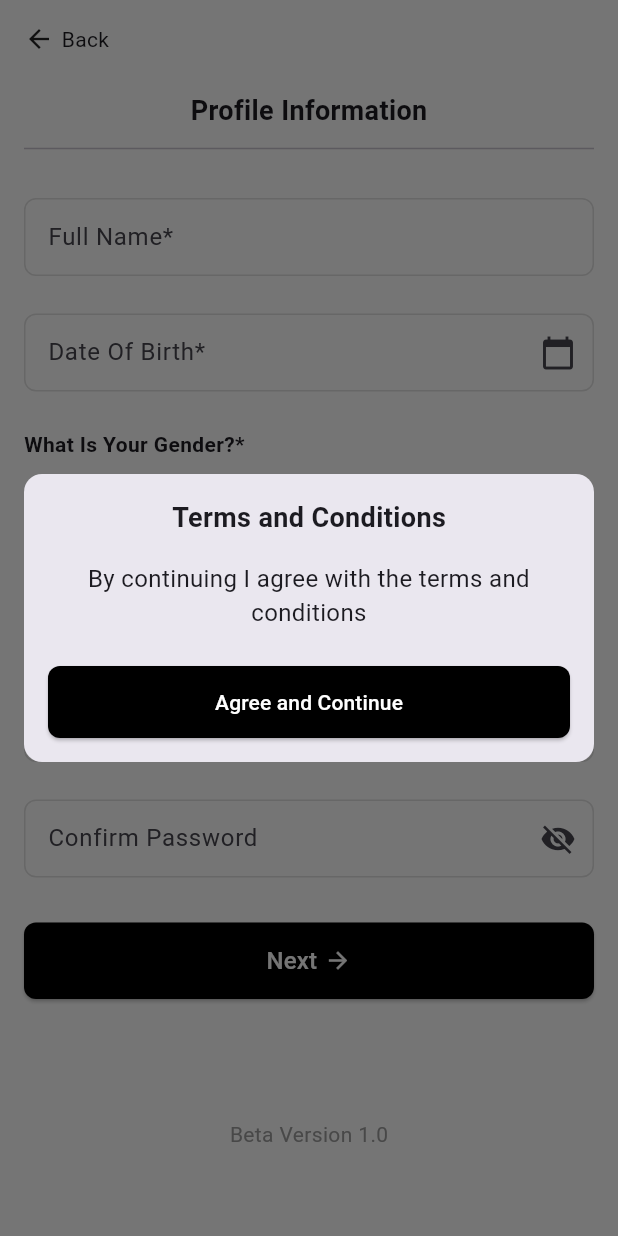
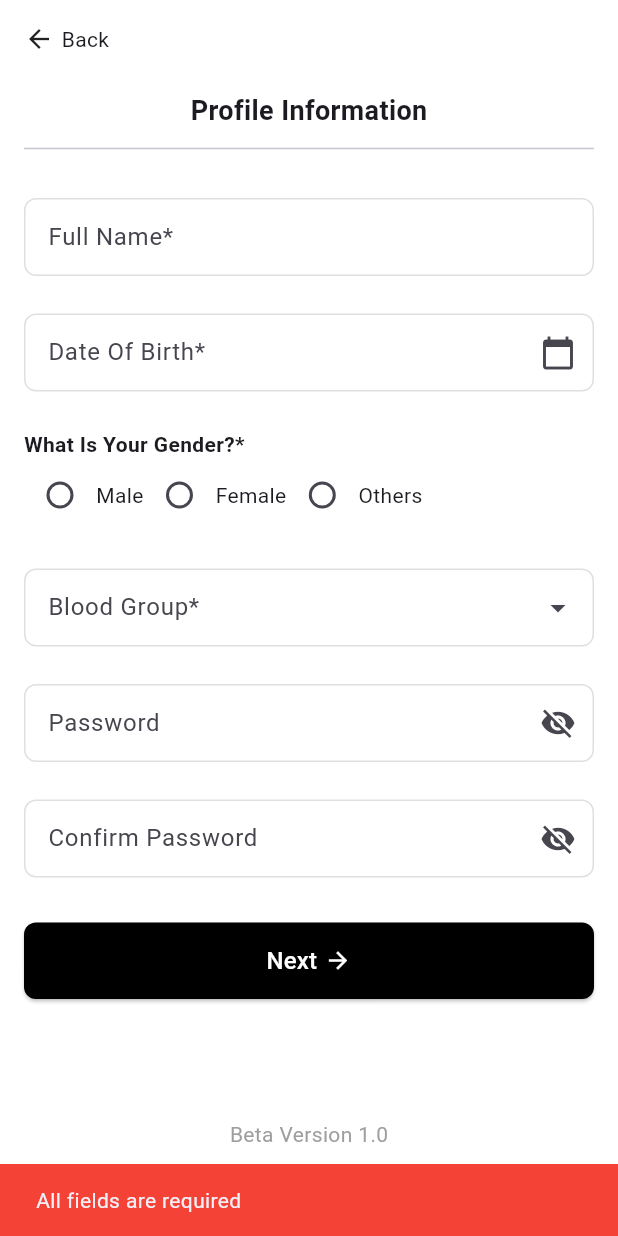
Before and after one commit to Tanvir180/Test_APP, a Flutter app: the ProfileInformationPage screen opened directly, after a tap on "Next", on a phone screen of 412 x 824 dp. Run offline on Flutter 3.47's test engine with Material 3 defaults, Android fonts, the phone set to English and light mode, and no system bars; our stand-ins replace get.

Commit message:
Fine Tunning APP

```diff
--- a/lib/Screens/ProfileCreatingPage.dart
+++ b/lib/Screens/ProfileCreatingPage.dart
@@ -27,8 +27,6 @@ class _ProfileCreatingPageState extends State<ProfileCreatingPage> {
     return Scaffold(
       body: Stack(
         children: [
-          // Full background
-          // Main content
           SafeArea(
             child: Center(
               child: Column(
@@ -39,12 +37,12 @@ class _ProfileCreatingPageState extends State<ProfileCreatingPage> {
                     alignment: Alignment.center,
                     children: [
                       Image.asset(
-                        'images/Background_Simple.png', // This is your gray shape PNG
+                        'images/Background_Simple.png',
                         width: 220,
                         height: 150,
                       ),
                       Image.asset(
-                        'images/Profile.png', // Phone/profile PNG
+                        'images/Profile.png',
                         width: 200,
                         height: 200,
                       ),
--- a/lib/Screens/ProfileInformationPage.dart
+++ b/lib/Screens/ProfileInformationPage.dart
@@ -141,22 +141,47 @@ class _ProfileInformationPageState extends State<ProfileInformationPage> {
           shape: RoundedRectangleBorder(
             borderRadius: BorderRadius.circular(12),
           ),
+          child: SizedBox(
+            height: 250,
+            width: 350,
             child: Padding(
               padding: const EdgeInsets.all(16.0),
               child: Column(
-              mainAxisSize: MainAxisSize.min,
+                mainAxisSize: MainAxisSize.max,
+                crossAxisAlignment: CrossAxisAlignment.start,
                 children: [
-                const Text(
+                  Align(
+                    alignment: Alignment.topRight,
+                    child: GestureDetector(
+                      onTap: () {
+                        Navigator.pop(context); // Close modal
+                      },
+                      child: const Icon(
+                        Icons.close,
+                        color: Colors.red,
+                        size: 28,
+                      ),
+                    ),
+                  ),
+                  const SizedBox(height: 8),
+                  const Center(
+                    child: Text(
                       "Terms and Conditions",
-                  style: TextStyle(fontWeight: FontWeight.bold, fontSize: 18),
+                      style: TextStyle(
+                        fontWeight: FontWeight.bold,
+                        fontSize: 18,
                       ),
-                const SizedBox(height: 16),
-                const Text(
-                  "By continuing I agree with the terms and conditions",
+                    ),
+                  ),
+                  const SizedBox(height: 28),
+                  Center(
+                    child: const Text(
+                      "By continuing I agree with the terms and condition",
                       textAlign: TextAlign.center,
                       style: TextStyle(fontSize: 16),
                     ),
-                const SizedBox(height: 24),
+                  ),
+                  const Spacer(),
                   SizedBox(
                     width: double.infinity,
                     child: ElevatedButton(
@@ -165,7 +190,7 @@ class _ProfileInformationPageState extends State<ProfileInformationPage> {
                         shape: RoundedRectangleBorder(
                           borderRadius: BorderRadius.circular(8),
                         ),
-                      padding: const EdgeInsets.symmetric(vertical: 14),
+                        padding: const EdgeInsets.symmetric(vertical: 18),
                       ),
                       onPressed: () {
                         Navigator.pop(context);
@@ -185,8 +210,50 @@ class _ProfileInformationPageState extends State<ProfileInformationPage> {
                 ],
               ),
             ),
+          ),
         );
       },
+    );
+  }
+
+  void _validateAndProceed() {
+    String fullName = _fullNameController.text.trim();
+    String dob = _dobController.text.trim();
+    String password = _passwordController.text.trim();
+    String confirmPassword = _confirmPasswordController.text.trim();
+    String bloodGroup = _bloodGroupController.text.trim();
+
+    RegExp specialCharRegex = RegExp(r'[!@#$%^&*(),.?":{}|<>]');
+
+    if (fullName.isEmpty ||
+        dob.isEmpty ||
+        selectedGender == null ||
+        bloodGroup.isEmpty ||
+        password.isEmpty ||
+        confirmPassword.isEmpty) {
+      _showError("All fields are required");
+      return;
+    }
+
+    if (password != confirmPassword) {
+      _showError("Password and confirm password do not match");
+      return;
+    }
+
+    if (password.length < 8 || !specialCharRegex.hasMatch(password)) {
+      _showError(
+        "Password must be at least 8 characters long and contain a special character",
+      );
+      return;
+    }
+
+    // If everything is valid, show terms and conditions
+    _showTermsAndConditionsModal();
+  }
+
+  void _showError(String message) {
+    ScaffoldMessenger.of(context).showSnackBar(
+      SnackBar(content: Text(message), backgroundColor: Colors.red),
     );
   }
 
@@ -219,7 +286,6 @@ class _ProfileInformationPageState extends State<ProfileInformationPage> {
           child: Column(
             crossAxisAlignment: CrossAxisAlignment.start,
             children: [
-              // Back Button
               GestureDetector(
                 onTap: () => Navigator.pop(context),
                 child: Row(
@@ -231,8 +297,6 @@ class _ProfileInformationPageState extends State<ProfileInformationPage> {
                 ),
               ),
               const SizedBox(height: 25),
-
-              // Title
               const Center(
                 child: Text(
                   "Profile Information",
@@ -241,16 +305,12 @@ class _ProfileInformationPageState extends State<ProfileInformationPage> {
               ),
               const SizedBox(height: 4),
               const Divider(thickness: 1),
-
               const SizedBox(height: 25),
-              // Full Name
               TextField(
                 controller: _fullNameController,
                 decoration: _inputDecoration("Full Name*"),
               ),
-
               const SizedBox(height: 25),
-              // Date of Birth
               TextField(
                 controller: _dobController,
                 readOnly: true,
@@ -259,9 +319,7 @@ class _ProfileInformationPageState extends State<ProfileInformationPage> {
                 ).copyWith(suffixIcon: const Icon(Icons.calendar_today)),
                 onTap: () => _selectDate(context),
               ),
-
               const SizedBox(height: 25),
-              // Gender
               const Text(
                 "What Is Your Gender?*",
                 style: TextStyle(fontWeight: FontWeight.bold),
@@ -291,9 +349,7 @@ class _ProfileInformationPageState extends State<ProfileInformationPage> {
                   const Text("Others"),
                 ],
               ),
-
               const SizedBox(height: 25),
-              // Blood Group
               GestureDetector(
                 onTap: _showBloodGroupModal,
                 child: AbsorbPointer(
@@ -307,9 +363,7 @@ class _ProfileInformationPageState extends State<ProfileInformationPage> {
                   ),
                 ),
               ),
-
               const SizedBox(height: 25),
-              // Password
               TextField(
                 controller: _passwordController,
                 obscureText: !passwordVisible,
@@ -324,9 +378,7 @@ class _ProfileInformationPageState extends State<ProfileInformationPage> {
                   ),
                 ),
               ),
-
               const SizedBox(height: 25),
-              // Confirm Password
               TextField(
                 controller: _confirmPasswordController,
                 obscureText: !confirmPasswordVisible,
@@ -345,9 +397,7 @@ class _ProfileInformationPageState extends State<ProfileInformationPage> {
                   ),
                 ),
               ),
-
               const SizedBox(height: 30),
-              // Next Button
               SizedBox(
                 width: double.infinity,
                 child: ElevatedButton(
@@ -358,7 +408,7 @@ class _ProfileInformationPageState extends State<ProfileInformationPage> {
                     ),
                     padding: const EdgeInsets.symmetric(vertical: 14),
                   ),
-                  onPressed: _showTermsAndConditionsModal,
+                  onPressed: _validateAndProceed,
                   child: Row(
                     mainAxisAlignment: MainAxisAlignment.center,
                     children: const [
@@ -372,7 +422,6 @@ class _ProfileInformationPageState extends State<ProfileInformationPage> {
                   ),
                 ),
               ),
-
               const SizedBox(height: 80),
               const Center(
                 child: Text(
```
Also changed, not shown: lib/Screens/DashboardPage.dart (+18 -2 lines). Lines whose indentation alone changed are shown as unchanged.
